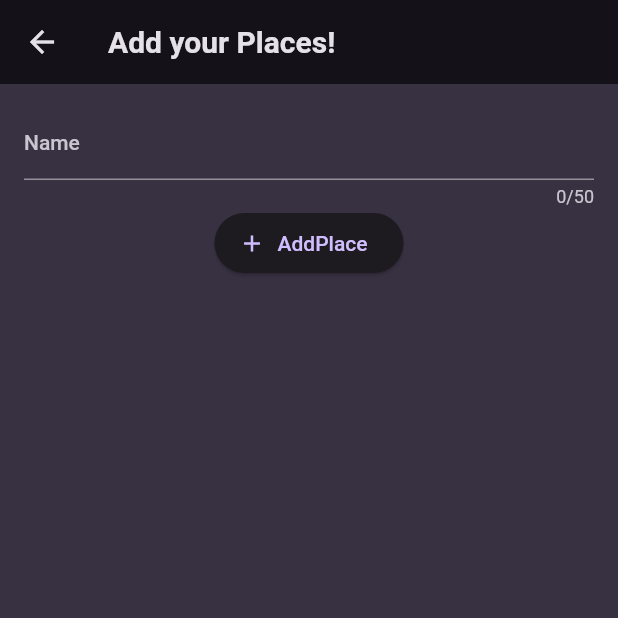
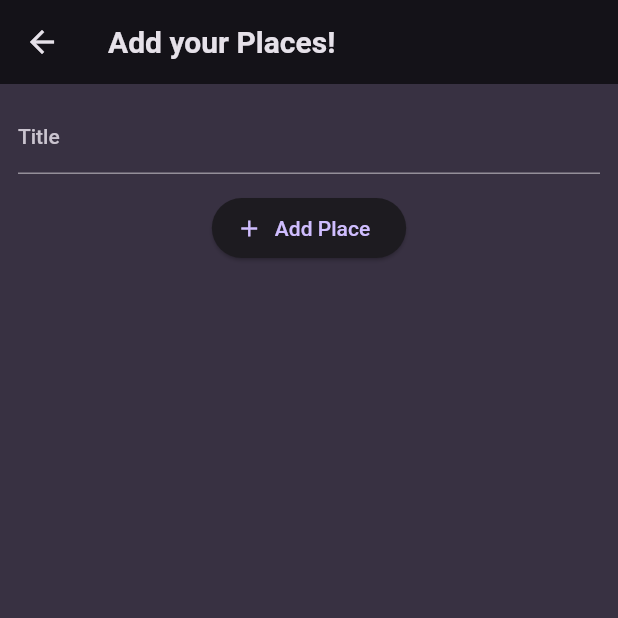
Before and after one commit to AqibKhan61/Native-Device-App, a Flutter app: the screen it shows after launch, after a tap on the "add" icon, on a phone screen of 412 x 824 dp, the top half of it. Run offline on Flutter 3.47's test engine with Material 2 defaults, Android fonts, the phone set to English and light mode, and no system bars; our stand-ins replace flutter_riverpod, google_fonts.

Commit message:
Added home screen, add item form, and a logic to show added item on home screen list

```diff
--- /dev/null
+++ b/lib/Screens/add_place.dart
@@ -0,0 +1,60 @@
+import 'package:flutter/material.dart';
+import 'package:newapp/providers/user_places.dart';
+import 'package:flutter_riverpod/flutter_riverpod.dart';
+
+class NewItems extends ConsumerStatefulWidget {
+  const NewItems({super.key});
+  @override
+  ConsumerState<NewItems> createState() {
+    return _NewItemsState();
+  }
+}
+
+class _NewItemsState extends ConsumerState<NewItems> {
+  final _titleController = TextEditingController();
+
+  @override
+  void dispose() {
+    _titleController;
+    super.dispose();
+  }
+
+  void savePlace(){
+    final enteredtitle = _titleController.text;
+    if(enteredtitle.isEmpty){
+      return;
+    }
+    ref.read(userPlaceProvider.notifier).addPlaces(enteredtitle);
+    Navigator.of(context).pop();
+  }
+
+  @override
+  Widget build(BuildContext context) {
+    return Scaffold(
+        appBar: AppBar(
+          title: const Text('Add your Places!'),
+        ),
+        body: SingleChildScrollView(
+          padding: const EdgeInsets.all(12),
+          child: Column(
+            children: [
+              TextField(
+                decoration: const InputDecoration(labelText: 'Title'),
+                controller: _titleController,
+                style: TextStyle(
+                  color: Theme.of(context).colorScheme.onBackground,
+                ),
+              ),
+              const SizedBox(
+                height: 12,
+              ),
+              ElevatedButton.icon(
+                onPressed: savePlace,
+                icon: const Icon(Icons.add),
+                label: const Text('Add Place'),
+              ),
+            ],
+          ),
+        ));
+  }
+}
--- /dev/null
+++ b/lib/Screens/homescreen.dart
@@ -0,0 +1,34 @@
+import 'package:flutter/material.dart';
+import 'package:newapp/Screens/add_place.dart';
+import 'package:newapp/widgets/place_list.dart';
+import 'package:newapp/providers/user_places.dart';
+import 'package:flutter_riverpod/flutter_riverpod.dart';
+
+class HomeScreen extends ConsumerWidget {
+  const HomeScreen({super.key});
+
+  @override
+  Widget build(BuildContext context, WidgetRef ref) {
+    final userPlaces = ref.watch(userPlaceProvider);
+    return Scaffold(
+      appBar: AppBar(
+        title: const Text('Your Places'),
+        actions: [
+          IconButton(
+            onPressed: () {
+              Navigator.of(context).push(
+                MaterialPageRoute(
+                  builder: ((context) => const NewItems()),
+                ),
+              );
+            },
+            icon: const Icon(Icons.add),
+          ),
+        ],
+      ),
+      body:  PlaceList(
+        places: userPlaces ,
+      ),
+    );
+  }
+}
--- /dev/null
+++ b/lib/Screens/place_detail.dart
@@ -0,0 +1,27 @@
+import 'package:flutter/material.dart';
+import 'package:newapp/models/place.dart';
+
+class PlaceDetailScreen extends StatelessWidget {
+  const PlaceDetailScreen({super.key, required this.place});
+
+  final Place place;
+
+  @override
+  Widget build(BuildContext context) {
+    return Scaffold(
+      appBar: AppBar(
+        title: Text(
+          place.title,
+        ),
+      ),
+      body: Center(
+        child: Text(
+          place.title,
+          style: Theme.of(context).textTheme.bodyLarge!.copyWith(
+                color: Theme.of(context).colorScheme.onBackground,
+              ),
+        ),
+      ),
+    );
+  }
+}
--- a/lib/main.dart
+++ b/lib/main.dart
@@ -1,7 +1,7 @@
 import 'package:flutter/material.dart';
-import 'package:newapp/widgets/home.dart';
+import 'package:newapp/Screens/homescreen.dart';
 import 'package:google_fonts/google_fonts.dart';
-
+import 'package:flutter_riverpod/flutter_riverpod.dart';
 
 final colorScheme = ColorScheme.fromSeed(
   brightness: Brightness.dark,
@@ -28,7 +28,9 @@ final theme = ThemeData().copyWith(
 
 void main() {
   runApp(
-      const MyApp(),
+    const ProviderScope(
+      child: MyApp(),
+    ),
   );
 }
 
@@ -40,7 +42,7 @@ class MyApp extends StatelessWidget {
     return MaterialApp(
       title: 'Great Places',
       theme: theme,
-      home: const Home(),
+      home: const HomeScreen(),
     );
   }
 }
--- /dev/null
+++ b/lib/models/place.dart
@@ -0,0 +1,9 @@
+import 'package:uuid/uuid.dart';
+const uuid = Uuid();
+
+class Place{
+   Place({required this.title}) : id = uuid.v4();
+
+  final String id;
+  final String title;
+}
--- /dev/null
+++ b/lib/providers/user_places.dart
@@ -0,0 +1,15 @@
+import 'package:newapp/models/place.dart';
+import 'package:flutter_riverpod/flutter_riverpod.dart';
+
+class UserPlacesNotifier extends StateNotifier<List<Place>> {
+  UserPlacesNotifier() : super(const []);
+
+  void addPlaces(String title) {
+    final newPlace = Place(title: title);
+    state = [newPlace, ...state];
+  }
+}
+
+final userPlaceProvider =
+    StateNotifierProvider<UserPlacesNotifier, List<Place>>(
+        (ref) => UserPlacesNotifier());
--- a/lib/widgets/home.dart
+++ /dev/null
@@ -1,34 +0,0 @@
-import 'package:flutter/material.dart';
-import 'package:newapp/widgets/new_item.dart';
-
-class Home extends StatefulWidget {
-  const Home({super.key});
-
-  @override
-  State<Home> createState() => _HomeState();
-}
-
-class _HomeState extends State<Home> {
-  void _addItem() {
-    Navigator.of(context).push(
-      MaterialPageRoute(
-        builder: ((ctx) => const NewItems()),
-      ),
-    );
-  }
-
-  @override
-  Widget build(BuildContext context) {
-    return Scaffold(
-      appBar: AppBar(
-        title: const Text('Your Places'),
-        actions: [
-          IconButton(
-            onPressed: _addItem,
-            icon: const Icon(Icons.add),
-          ),
-        ],
-      ),
-    );
-  }
-}
--- a/lib/widgets/new_item.dart
+++ /dev/null
@@ -1,43 +0,0 @@
-import 'package:flutter/material.dart';
-
-class NewItems extends StatefulWidget {
-  const NewItems({super.key});
-  @override
-  State<NewItems> createState() {
-    return _NewItemsState();
-  }
-}
-
-class _NewItemsState extends State<NewItems> {
-
-  void _saveItem(){
-    Navigator.of(context).pop();
-  }
-  @override
-  Widget build(BuildContext context) {
-    return Scaffold(
-      appBar: AppBar(
-        title: const Text('Add your Places!'),
-      ),
-      body: Padding(
-        padding: const EdgeInsets.all(16),
-        child: Form(
-            child: Column(
-          children: [
-            TextFormField(
-              maxLength: 50,
-              decoration: const InputDecoration(
-                label: Text('Name'),
-              ),
-            ),
-            ElevatedButton.icon(
-              onPressed: _saveItem,
-              icon: const Icon(Icons.add),
-              label: const Text('AddPlace'),
-            )
-          ],
-        )),
-      ),
-    );
-  }
-}
--- /dev/null
+++ b/lib/widgets/place_list.dart
@@ -0,0 +1,41 @@
+import 'package:flutter/material.dart';
+import 'package:newapp/models/place.dart';
+import 'package:newapp/Screens/place_detail.dart';
+
+class PlaceList extends StatelessWidget {
+  const PlaceList({super.key, required this.places});
+
+  final List<Place> places;
+
+  @override
+  Widget build(BuildContext context) {
+    if (places.isEmpty) {
+      return Center(
+        child: Text(
+          'No Places Added Yet',
+          style: Theme.of(context).textTheme.bodyLarge!.copyWith(
+                color: Theme.of(context).colorScheme.onBackground,
+              ),
+        ),
+      );
+    }
+    return ListView.builder(
+      itemCount: places.length,
+      itemBuilder: ((context, index) => ListTile(
+            title: Text(places[index].title,
+                style: Theme.of(context).textTheme.bodyMedium!.copyWith(
+                      color: Theme.of(context).colorScheme.onBackground,
+                    )),
+            onTap: () {
+              Navigator.of(context).push(
+                MaterialPageRoute(
+                  builder: ((context) => PlaceDetailScreen(
+                        place: places[index],
+                      )),
+                ),
+              );
+            },
+          )),
+    );
+  }
+}
--- a/pubspec.yaml
+++ b/pubspec.yaml
@@ -36,6 +36,8 @@ dependencies:
   # Use with the CupertinoIcons class for iOS style icons.
   cupertino_icons: ^1.0.2
   google_fonts: ^5.1.0
+  uuid: ^3.0.7
+  flutter_riverpod: ^2.3.7
 
 dev_dependencies:
   flutter_test:
```
Also changed, not shown: pubspec.lock.
